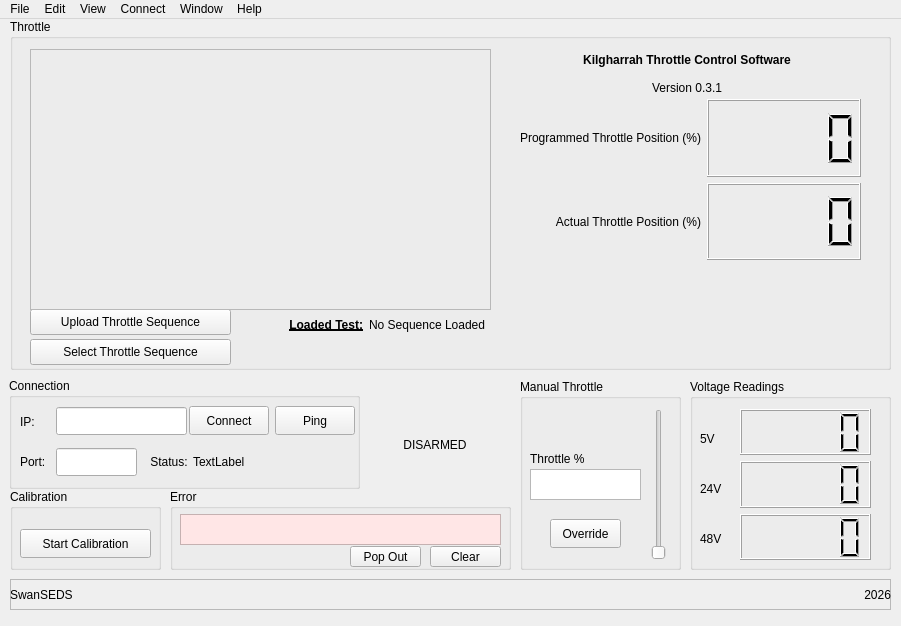
The window that main.ui (SwanSEDS-Rocketry/SwanThrottleControl_GUI) describes before a commit, drawn with Qt 5.
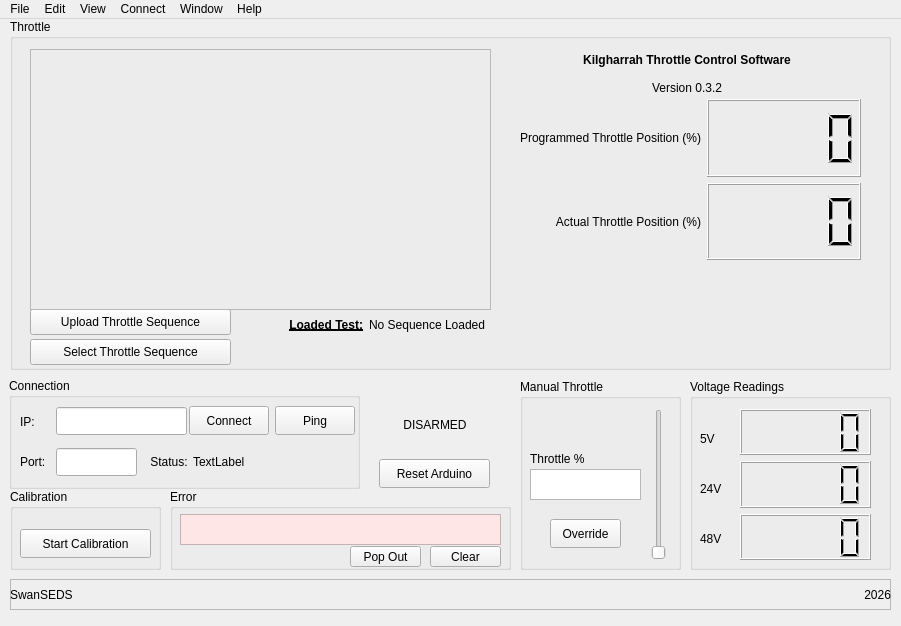
The same window after the commit. Icons and pictures are not drawn.

Commit message: v0.3.2 added reset button

```diff
--- a/main.ui
+++ b/main.ui
@@ -308,7 +308,7 @@
          </font>
         </property>
         <property name="text">
-         <string>Version 0.3.1</string>
+         <string>Version 0.3.2</string>
         </property>
         <property name="alignment">
          <set>Qt::AlignmentFlag::AlignCenter</set>
@@ -678,7 +678,7 @@
     <property name="geometry">
      <rect>
       <x>395</x>
-      <y>400</y>
+      <y>380</y>
       <width>80</width>
       <height>51</height>
      </rect>
@@ -690,6 +690,19 @@
      <set>Qt::AlignmentFlag::AlignCenter</set>
     </property>
    </widget>
+   <widget class="QPushButton" name="resetArduinoButton">
+    <property name="geometry">
+     <rect>
+      <x>379</x>
+      <y>440</y>
+      <width>111</width>
+      <height>29</height>
+     </rect>
+    </property>
+    <property name="text">
+     <string>Reset Arduino</string>
+    </property>
+   </widget>
   </widget>
   <widget class="QMenuBar" name="menuBar">
    <property name="geometry">
```
The commit also changes 2 other files.
